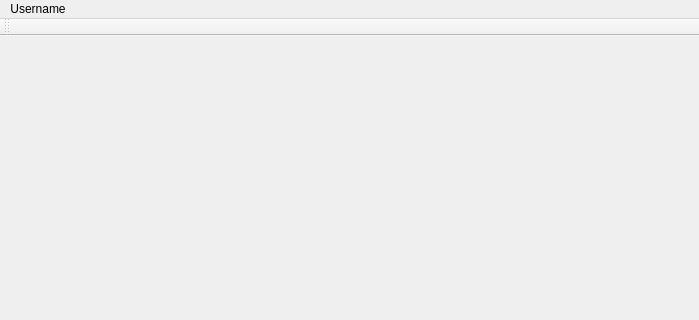
Qt form Client/Client/Client/Client.ui (ElenaLaura366/ProjectModernCpp) before a commit; both pictures show x 0 to 699 and y 0 to 320 of the 699 by 532 pixel window.
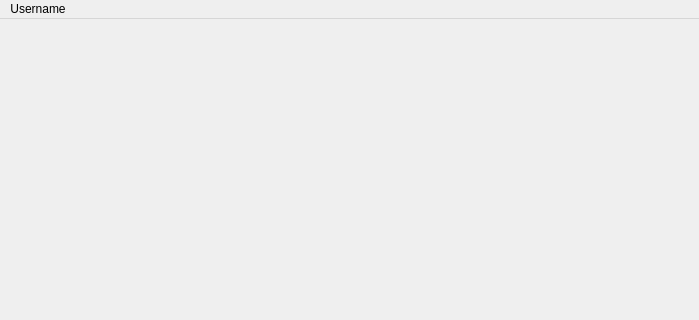
The same form after that commit. The open tabs and pages were chosen to show the change.

What changed in the file:
```diff
--- a/Client/Client/Client/Client.ui
+++ b/Client/Client/Client/Client.ui
@@ -49,14 +49,6 @@
    </widget>
    <addaction name="menuUsername"/>
   </widget>
-  <widget class="QToolBar" name="mainToolBar">
-   <attribute name="toolBarArea">
-    <enum>TopToolBarArea</enum>
-   </attribute>
-   <attribute name="toolBarBreak">
-    <bool>false</bool>
-   </attribute>
-  </widget>
   <widget class="QStatusBar" name="statusBar"/>
  </widget>
  <layoutdefault spacing="6" margin="11"/>
```
Left out of the diff: 2 changed lines with no effect on the pictures.
